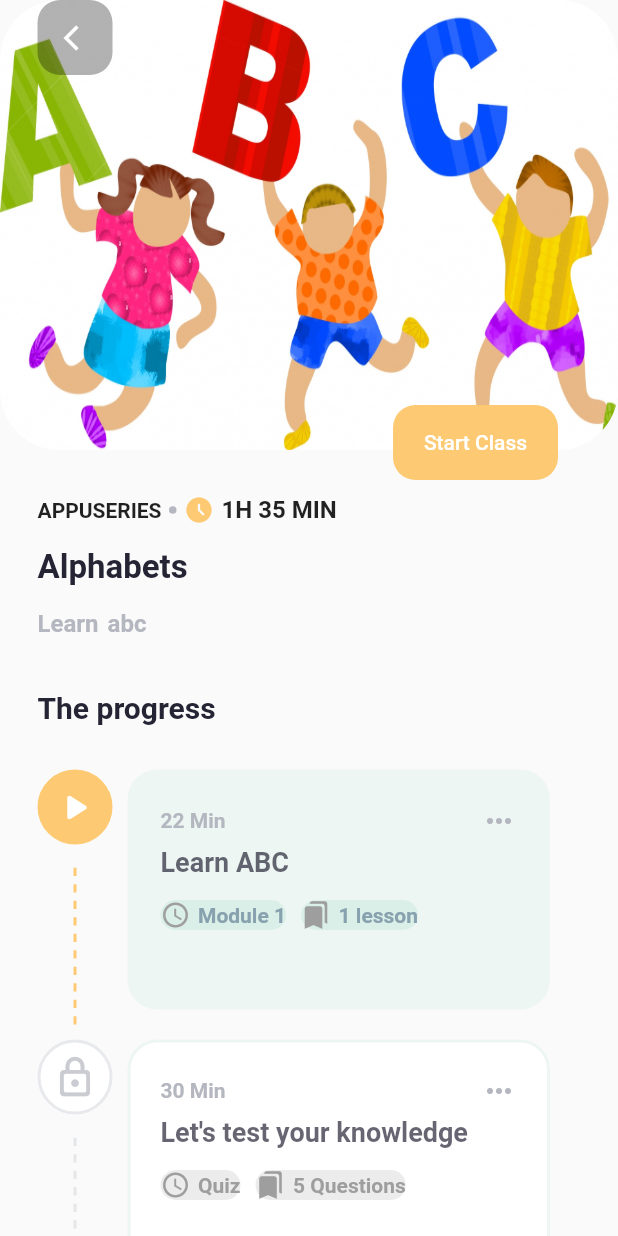
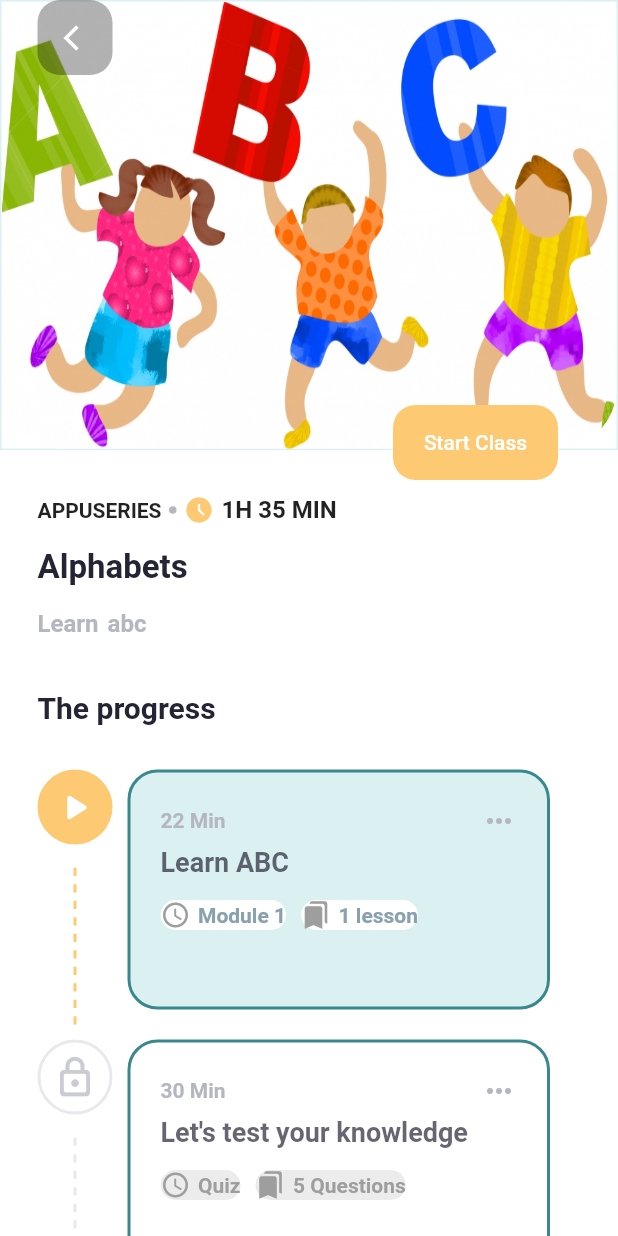
Before and after one commit to Apreksha/Ionathon, a Flutter app: the screen it shows after launch, on a phone screen of 412 x 824 dp. Run offline on Flutter 3.47's test engine with Material 2 defaults, Android fonts, the phone set to English and light mode, and no system bars; our stand-ins replace cloud_firestore, firebase_auth, firebase_core, flutter_spinkit, fluttertoast, get and 2 more; missing offline and left inert: matrix4_transform, particles_flutter; accounts and stored records are empty.

Commit message:
new push

```diff
--- a/lib/colorScheme.dart
+++ b/lib/colorScheme.dart
@@ -8,8 +8,8 @@ const kGreenColor = Colors.green;
 const kRedColor = Color(0xFFE92E30);
 const kBlackColor = Color(0xFF101010);
 const Color kBackground=Color(0xFFFCFCFC);
-const Color kPrimaryLight=Color(0xFFEDF6F3);
-const Color kPrimary=Color(0xFFDAEFE8);
+// const Color kPrimaryLight=Color(0xFFEDF6F3);
+// const Color kPrimary=Color(0xFFDAEFE8);
 const Color kPrimaryDark=Color(0xFF88A1AE);
 const Color kAccent=Color(0xFFFDCA73);
 const Color kFont=Color(0xFF252435);
--- a/lib/topicpage.dart
+++ b/lib/topicpage.dart
@@ -5,6 +5,7 @@ class Topic extends StatelessWidget {
   @override
   Widget build(BuildContext context) {
     return Scaffold(
+      backgroundColor: Colors.white,
       body: SingleChildScrollView(
         child: Column(
           mainAxisSize: MainAxisSize.min,
@@ -29,7 +30,8 @@ class CustomAppBar extends StatelessWidget {
              children: [
                Container(
                  decoration: BoxDecoration(
-                   borderRadius: BorderRadius.circular(40)
+                   border: Border.all(color: lightBlue),
+                  // borderRadius: BorderRadius.circular(40)
                  ),
                  height: 300,
                  child: ClipRRect(borderRadius: BorderRadius.circular(40),
@@ -188,9 +190,9 @@ class Module{
           Icons.play_arrow_rounded,
           'Module 1',
           'Learn ABC',
-          kPrimaryLight,
-          kPrimaryLight,
-          kPrimary,
+          darkBlue,
+          lightBlue,
+          Colors.white,
           kPrimaryDark,
           '22 Min',
           '1 lesson'),
@@ -201,7 +203,7 @@ class Module{
           Icons.lock_outline_rounded,
           'Quiz',
           "Let's test your knowledge",
-          kPrimaryLight,
+          darkBlue,
           Colors.white,
           Colors.grey.withOpacity(0.2),
           Colors.grey,
```
